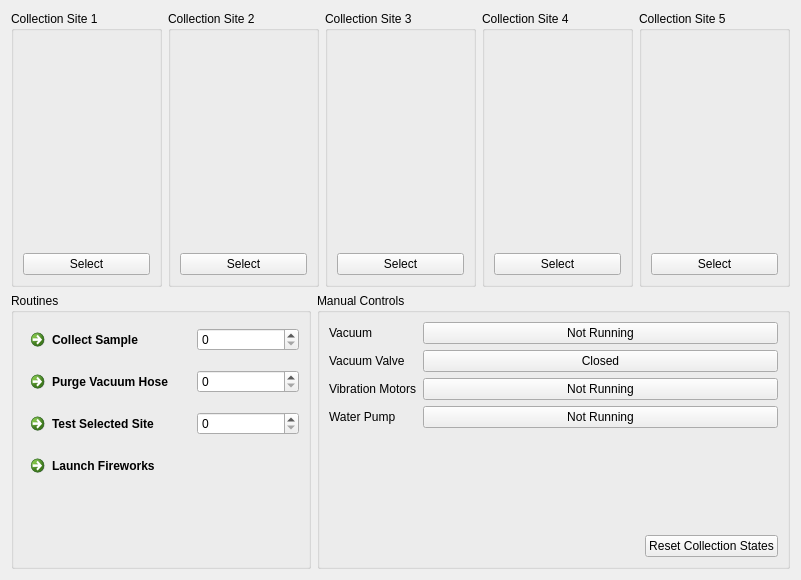
Old version of the form resource/life_detection.ui in the repository blueschu/nurover_2020_ui.
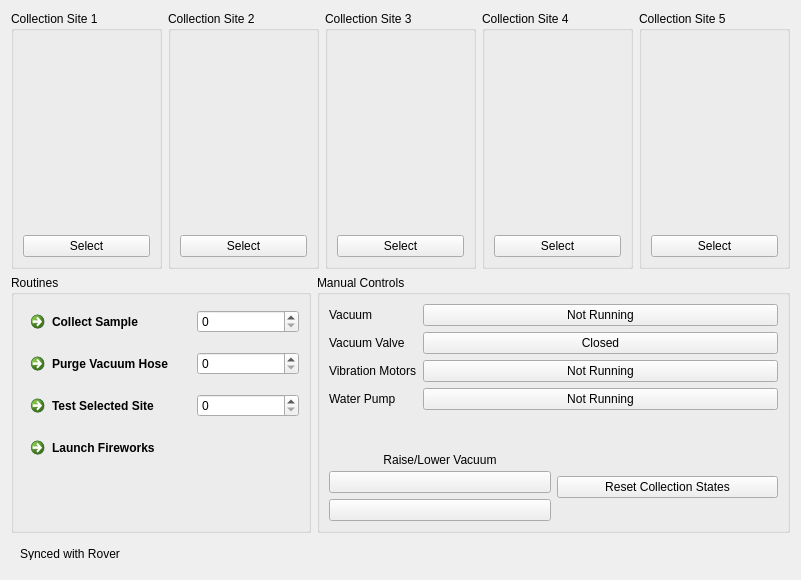
New version of the form. Icons and pictures are not drawn.

Commit message: Add extra demo widgets to life detection ui

What changed in the file:
```diff
--- a/resource/life_detection.ui
+++ b/resource/life_detection.ui
@@ -318,18 +318,103 @@
           </item>
          </layout>
         </item>
-        <item alignment="Qt::AlignRight">
-         <widget class="QPushButton" name="button_reset_collection_states">
-          <property name="text">
-           <string>Reset Collection States</string>
-          </property>
-         </widget>
+        <item>
+         <layout class="QHBoxLayout" name="horizontalLayout_4">
+          <item>
+           <layout class="QVBoxLayout" name="verticalLayout_2">
+            <item>
+             <widget class="QLabel" name="label">
+              <property name="maximumSize">
+               <size>
+                <width>16777215</width>
+                <height>11</height>
+               </size>
+              </property>
+              <property name="text">
+               <string>Raise/Lower Vacuum</string>
+              </property>
+              <property name="alignment">
+               <set>Qt::AlignCenter</set>
+              </property>
+             </widget>
+            </item>
+            <item>
+             <widget class="QPushButton" name="button_vacuum_up">
+              <property name="text">
+               <string/>
+              </property>
+              <property name="icon">
+               <iconset theme="/button_action/add"/>
+              </property>
+             </widget>
+            </item>
+            <item>
+             <widget class="QPushButton" name="button_vacuum_down">
+              <property name="text">
+               <string/>
+              </property>
+             </widget>
+            </item>
+           </layout>
+          </item>
+          <item>
+           <widget class="QPushButton" name="button_reset_collection_states">
+            <property name="text">
+             <string>Reset Collection States</string>
+            </property>
+           </widget>
+          </item>
+         </layout>
         </item>
        </layout>
       </widget>
      </item>
     </layout>
    </item>
+   <item>
+    <widget class="QWidget" name="widget" native="true">
+     <property name="maximumSize">
+      <size>
+       <width>16777215</width>
+       <height>30</height>
+      </size>
+     </property>
+     <layout class="QHBoxLayout" name="horizontalLayout_7">
+      <item>
+       <widget class="QLabel" name="label_2">
+        <property name="sizePolicy">
+         <sizepolicy hsizetype="Preferred" vsizetype="Preferred">
+          <horstretch>0</horstretch>
+          <verstretch>0</verstretch>
+         </sizepolicy>
+        </property>
+        <property name="maximumSize">
+         <size>
+          <width>120</width>
+          <height>30</height>
+         </size>
+        </property>
+        <property name="text">
+         <string>Synced with Rover</string>
+        </property>
+       </widget>
+      </item>
+      <item>
+       <widget class="QLabel" name="sync_label">
+        <property name="maximumSize">
+         <size>
+          <width>16777215</width>
+          <height>30</height>
+         </size>
+        </property>
+        <property name="text">
+         <string/>
+        </property>
+       </widget>
+      </item>
+     </layout>
+    </widget>
+   </item>
   </layout>
  </widget>
  <resources/>
```
The commit also changes 2 other files.
